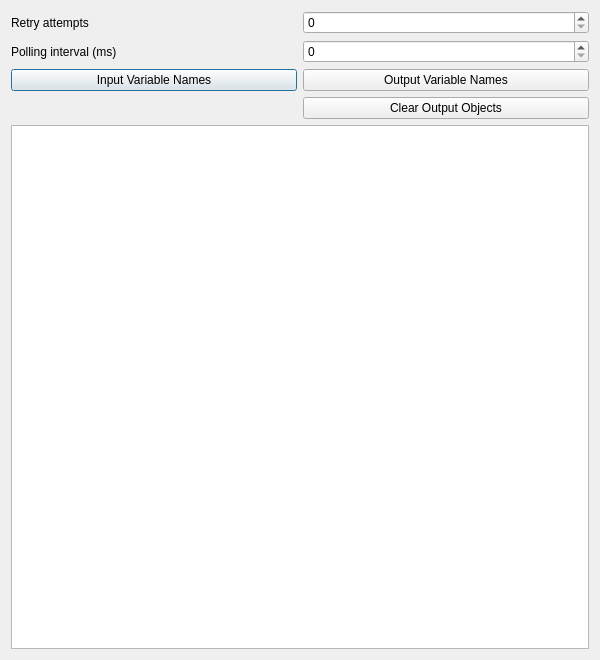
Old version of the form src/Interface/Modules/Python/InterfaceWithPython.ui in the repository SCIInstitute/SCIRun.
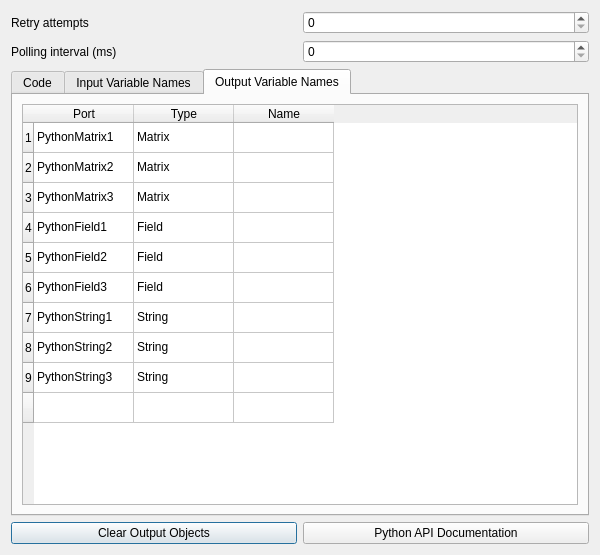
New version of the form. The open tabs and pages were chosen to show the change.

Commit message: Working on python variable name GUI

What changed in the file:
```diff
--- a/src/Interface/Modules/Python/InterfaceWithPython.ui
+++ b/src/Interface/Modules/Python/InterfaceWithPython.ui
@@ -7,7 +7,7 @@
     <x>0</x>
     <y>0</y>
     <width>600</width>
-    <height>660</height>
+    <height>555</height>
    </rect>
   </property>
   <property name="minimumSize">
@@ -19,67 +19,274 @@
   <property name="windowTitle">
    <string>Dialog</string>
   </property>
-  <layout class="QGridLayout" name="gridLayout">
-   <item row="3" column="0">
-    <widget class="QPushButton" name="inputVariableNamesPushButton_">
-     <property name="text">
-      <string>Input Variable Names</string>
-     </property>
-    </widget>
+  <layout class="QVBoxLayout" name="verticalLayout">
+   <item>
+    <layout class="QGridLayout" name="gridLayout">
+     <item row="0" column="0">
+      <widget class="QLabel" name="label">
+       <property name="text">
+        <string>Retry attempts</string>
+       </property>
+      </widget>
+     </item>
+     <item row="0" column="1">
+      <widget class="QSpinBox" name="retryAttemptsSpinBox_">
+       <property name="maximum">
+        <number>9999999</number>
+       </property>
+      </widget>
+     </item>
+     <item row="1" column="0">
+      <widget class="QLabel" name="label_2">
+       <property name="text">
+        <string>Polling interval (ms)</string>
+       </property>
+      </widget>
+     </item>
+     <item row="1" column="1">
+      <widget class="QSpinBox" name="pollingIntervalSpinBox_">
+       <property name="maximum">
+        <number>9999999</number>
+       </property>
+      </widget>
+     </item>
+    </layout>
    </item>
-   <item row="7" column="0" colspan="2">
-    <widget class="QTextEdit" name="pythonCodeTextEdit_">
-     <property name="font">
-      <font>
-       <family>Courier</family>
-      </font>
+   <item>
+    <widget class="QTabWidget" name="tabWidget">
+     <property name="currentIndex">
+      <number>0</number>
      </property>
-     <property name="tabStopWidth">
-      <number>30</number>
-     </property>
+     <widget class="QWidget" name="tab_3">
+      <attribute name="title">
+       <string>Code</string>
+      </attribute>
+      <layout class="QGridLayout" name="gridLayout_5">
+       <item row="0" column="0">
+        <widget class="QTextEdit" name="pythonCodeTextEdit_">
+         <property name="font">
+          <font>
+           <family>Courier</family>
+          </font>
+         </property>
+         <property name="tabStopWidth">
+          <number>30</number>
+         </property>
+        </widget>
+       </item>
+      </layout>
+     </widget>
+     <widget class="QWidget" name="tab">
+      <attribute name="title">
+       <string>Input Variable Names</string>
+      </attribute>
+      <layout class="QGridLayout" name="gridLayout_3">
+       <item row="0" column="0">
+        <widget class="QTableWidget" name="inputVariableNamesTableWidget_">
+         <column>
+          <property name="text">
+           <string>Port</string>
+          </property>
+         </column>
+         <column>
+          <property name="text">
+           <string>Type</string>
+          </property>
+         </column>
+         <column>
+          <property name="text">
+           <string>Name</string>
+          </property>
+         </column>
+        </widget>
+       </item>
+      </layout>
+     </widget>
+     <widget class="QWidget" name="tab_2">
+      <attribute name="title">
+       <string>Output Variable Names</string>
+      </attribute>
+      <layout class="QGridLayout" name="gridLayout_4">
+       <item row="0" column="0">
+        <widget class="QTableWidget" name="outputVariableNamesTableWidget_">
+         <row>
+          <property name="text">
+           <string>1</string>
+          </property>
+         </row>
+         <row>
+          <property name="text">
+           <string>2</string>
+          </property>
+         </row>
+         <row>
+          <property name="text">
+           <string>3</string>
+          </property>
+         </row>
+         <row>
+          <property name="text">
+           <string>4</string>
+          </property>
+         </row>
+         <row>
+          <property name="text">
+           <string>5</string>
+          </property>
+         </row>
+         <row>
+          <property name="text">
+           <string>6</string>
+          </property>
+         </row>
+         <row>
+          <property name="text">
+           <string>7</string>
+          </property>
+         </row>
+         <row>
+          <property name="text">
+           <string>8</string>
+          </property>
+         </row>
+         <row>
+          <property name="text">
+           <string>9</string>
+          </property>
+         </row>
+         <row>
+          <property name="text">
+           <string/>
+          </property>
+         </row>
+         <column>
+          <property name="text">
+           <string>Port</string>
+          </property>
+         </column>
+         <column>
+          <property name="text">
+           <string>Type</string>
+          </property>
+         </column>
+         <column>
+          <property name="text">
+           <string>Name</string>
+          </property>
+         </column>
+         <item row="0" column="0">
+          <property name="text">
+           <string>PythonMatrix1</string>
+          </property>
+         </item>
+         <item row="0" column="1">
+          <property name="text">
+           <string>Matrix</string>
+          </property>
+         </item>
+         <item row="1" column="0">
+          <property name="text">
+           <string>PythonMatrix2</string>
+          </property>
+         </item>
+         <item row="1" column="1">
+          <property name="text">
+           <string>Matrix</string>
+          </property>
+         </item>
+         <item row="2" column="0">
+          <property name="text">
+           <string>PythonMatrix3</string>
+          </property>
+         </item>
+         <item row="2" column="1">
+          <property name="text">
+           <string>Matrix</string>
+          </property>
+         </item>
+         <item row="3" column="0">
+          <property name="text">
+           <string>PythonField1</string>
+          </property>
+         </item>
+         <item row="3" column="1">
+          <property name="text">
+           <string>Field</string>
+          </property>
+         </item>
+         <item row="4" column="0">
+          <property name="text">
+           <string>PythonField2</string>
+          </property>
+         </item>
+         <item row="4" column="1">
+          <property name="text">
+           <string>Field</string>
+          </property>
+         </item>
+         <item row="5" column="0">
+          <property name="text">
+           <string>PythonField3</string>
+          </property>
+         </item>
+         <item row="5" column="1">
+          <property name="text">
+           <string>Field</string>
+          </property>
+         </item>
+         <item row="6" column="0">
+          <property name="text">
+           <string>PythonString1</string>
+          </property>
+         </item>
+         <item row="6" column="1">
+          <property name="text">
+           <string>String</string>
+          </property>
+         </item>
+         <item row="7" column="0">
+          <property name="text">
+           <string>PythonString2</string>
+          </property>
+         </item>
+         <item row="7" column="1">
+          <property name="text">
+           <string>String</string>
+          </property>
+         </item>
+         <item row="8" column="0">
+          <property name="text">
+           <string>PythonString3</string>
+          </property>
+         </item>
+         <item row="8" column="1">
+          <property name="text">
+           <string>String</string>
+          </property>
+         </item>
+        </widget>
+       </item>
+      </layout>
+     </widget>
     </widget>
    </item>
-   <item row="3" column="1">
-    <widget class="QPushButton" name="outputNamesPushButton_">
-     <property name="text">
-      <string>Output Variable Names</string>
-     </property>
-    </widget>
-   </item>
-   <item row="0" column="1">
-    <widget class="QSpinBox" name="retryAttemptsSpinBox_">
-     <property name="maximum">
-      <number>9999999</number>
-     </property>
-    </widget>
-   </item>
-   <item row="0" column="0">
-    <widget class="QLabel" name="label">
-     <property name="text">
-      <string>Retry attempts</string>
-     </property>
-    </widget>
-   </item>
-   <item row="1" column="1">
-    <widget class="QSpinBox" name="pollingIntervalSpinBox_">
-     <property name="maximum">
-      <number>9999999</number>
-     </property>
-    </widget>
-   </item>
-   <item row="1" column="0">
-    <widget class="QLabel" name="label_2">
-     <property name="text">
-      <string>Polling interval (ms)</string>
-     </property>
-    </widget>
-   </item>
-   <item row="5" column="1">
-    <widget class="QPushButton" name="clearObjectPushButton_">
-     <property name="text">
-      <string>Clear Output Objects</string>
-     </property>
-    </widget>
+   <item>
+    <layout class="QHBoxLayout" name="horizontalLayout">
+     <item>
+      <widget class="QPushButton" name="clearObjectPushButton_">
+       <property name="text">
+        <string>Clear Output Objects</string>
+       </property>
+      </widget>
+     </item>
+     <item>
+      <widget class="QPushButton" name="pythonDocPushButton_">
+       <property name="text">
+        <string>Python API Documentation</string>
+       </property>
+      </widget>
+     </item>
+    </layout>
    </item>
   </layout>
  </widget>
```
The commit also changes 5 other files.
